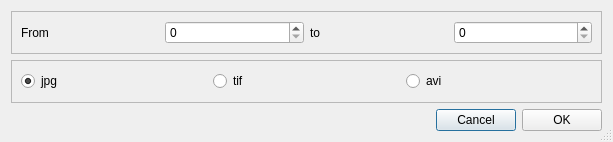
XROMMPackages/xmalab, file src/ui/ui-files/FromToDialog.ui: the form before one commit.
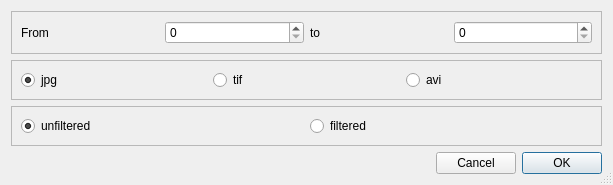
The form after the commit. Icons and pictures are not drawn.

Commit message: fixes #203 : Export of undistorted trial images can be filtered

```diff
--- a/src/ui/ui-files/FromToDialog.ui
+++ b/src/ui/ui-files/FromToDialog.ui
@@ -10,7 +10,7 @@
     <x>0</x>
     <y>0</y>
     <width>613</width>
-    <height>142</height>
+    <height>173</height>
    </rect>
   </property>
   <property name="windowTitle">
@@ -27,7 +27,21 @@
    <bool>true</bool>
   </property>
   <layout class="QGridLayout" name="gridLayout">
-   <item row="3" column="0">
+   <item row="4" column="2">
+    <widget class="QPushButton" name="pushButton_OK">
+     <property name="text">
+      <string>OK</string>
+     </property>
+    </widget>
+   </item>
+   <item row="4" column="1">
+    <widget class="QPushButton" name="pushButton_Cancel">
+     <property name="text">
+      <string>Cancel</string>
+     </property>
+    </widget>
+   </item>
+   <item row="4" column="0">
     <spacer name="horizontalSpacer">
      <property name="orientation">
       <enum>Qt::Horizontal</enum>
@@ -40,20 +54,6 @@
      </property>
     </spacer>
    </item>
-   <item row="3" column="1">
-    <widget class="QPushButton" name="pushButton_Cancel">
-     <property name="text">
-      <string>Cancel</string>
-     </property>
-    </widget>
-   </item>
-   <item row="3" column="2">
-    <widget class="QPushButton" name="pushButton_OK">
-     <property name="text">
-      <string>OK</string>
-     </property>
-    </widget>
-   </item>
    <item row="1" column="0" colspan="3">
     <widget class="QFrame" name="frameFromTo">
      <property name="frameShape">
@@ -86,6 +86,38 @@
      </layout>
     </widget>
    </item>
+   <item row="3" column="0" colspan="3">
+    <widget class="QFrame" name="frameFilter">
+     <property name="frameShape">
+      <enum>QFrame::StyledPanel</enum>
+     </property>
+     <property name="frameShadow">
+      <enum>QFrame::Raised</enum>
+     </property>
+     <layout class="QGridLayout" name="gridLayout_4">
+      <item row="0" column="1">
+       <widget class="QRadioButton" name="radioFiltered">
+        <property name="text">
+         <string>filtered</string>
+        </property>
+        <property name="checked">
+         <bool>false</bool>
+        </property>
+       </widget>
+      </item>
+      <item row="0" column="0">
+       <widget class="QRadioButton" name="radioUnfiltered">
+        <property name="text">
+         <string>unfiltered</string>
+        </property>
+        <property name="checked">
+         <bool>true</bool>
+        </property>
+       </widget>
+      </item>
+     </layout>
+    </widget>
+   </item>
    <item row="2" column="0" colspan="3">
     <widget class="QFrame" name="frameFormat">
      <property name="frameShape">
```
Left out of the diff: 34 changed lines with no effect on the pictures. The commit also changes 11 other files.
